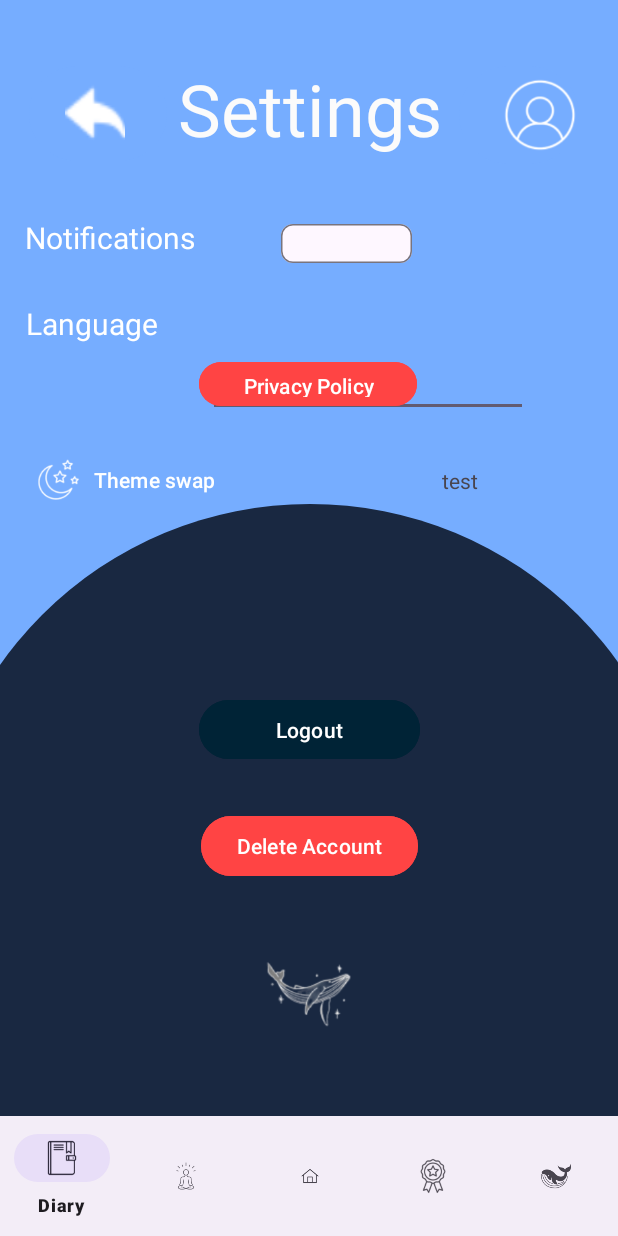
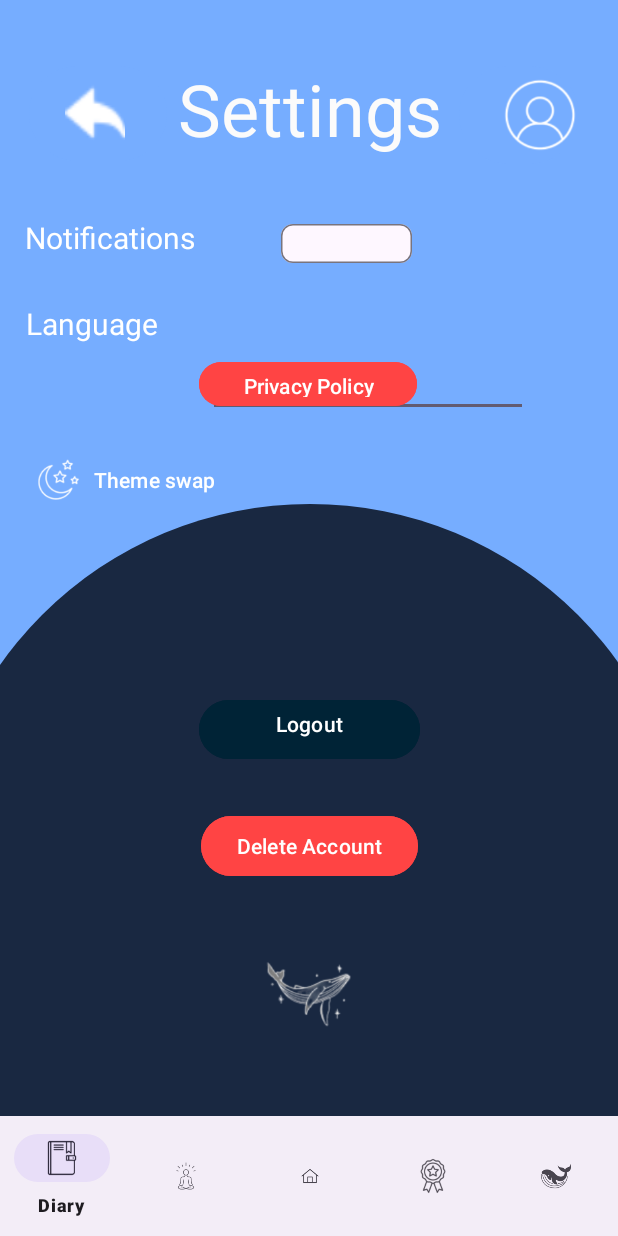
Before and after one commit to garthdp/MeditationMobileApp, an Android app built with Jetpack Compose: the Settings screen opened directly, with no data from a screen before it, on a phone screen of 412 x 824 dp. Run offline under Robolectric (Android 15) with nearby library versions, the phone set to English and light mode, and no system bars; our stand-ins replace Firebase (no records; nobody signed in at launch, a user with empty details on screens opened directly).

Commit message:
Stored all settings strings

```diff
--- a/app/src/main/res/layout/activity_settings.xml
+++ b/app/src/main/res/layout/activity_settings.xml
@@ -17,7 +17,7 @@
         android:layout_marginBottom="500dp"
         android:ems="10"
         android:inputType="text"
-        android:text="Name"
+        android:text="@string/Name"
         app:layout_constraintBottom_toBottomOf="parent"
         app:layout_constraintEnd_toEndOf="parent"
         app:layout_constraintStart_toStartOf="parent"
@@ -41,7 +41,7 @@
         android:layout_height="wrap_content"
         android:layout_marginTop="20dp"
         android:backgroundTint="@android:color/transparent"
-        android:text="Theme swap"
+        android:text="@string/Themeswap"
         app:icon="@drawable/ic_dark"
         app:iconSize="30dp"
         app:layout_constraintEnd_toEndOf="parent"
@@ -72,13 +72,13 @@
     </com.google.android.material.bottomnavigation.BottomNavigationView>
 
     <TextView
-        android:id="@+id/textView7"
+        android:id="@+id/lblSettings"
         android:layout_width="wrap_content"
         android:layout_height="wrap_content"
         android:layout_marginStart="118dp"
         android:layout_marginTop="40dp"
         android:layout_marginEnd="117dp"
-        android:text="Settings"
+        android:text= "@string/Setting"
         android:textColor="#FBFBFB"
         android:textSize="48sp"
         app:layout_constraintEnd_toEndOf="parent"
@@ -93,12 +93,12 @@
         android:layout_marginStart="16dp"
         android:layout_marginTop="40dp"
         android:layout_marginEnd="281dp"
-        android:text="Notifications"
+        android:text="@string/Notifications"
         android:textColor="#FFFFFF"
         android:textSize="20sp"
         app:layout_constraintEnd_toEndOf="parent"
         app:layout_constraintStart_toStartOf="parent"
-        app:layout_constraintTop_toBottomOf="@+id/textView7" />
+        app:layout_constraintTop_toBottomOf="@+id/lblSettings" />
 
     <com.google.android.material.chip.Chip
         android:id="@+id/chip"
@@ -117,7 +117,7 @@
         android:layout_height="37dp"
         android:layout_marginTop="8dp"
         android:backgroundTint="@android:color/holo_red_light"
-        android:text="Privacy Policy"
+        android:text="@string/PrivacyPolicy"
         android:textColor="#FFFFFF"
         app:layout_constraintEnd_toEndOf="parent"
         app:layout_constraintHorizontal_bias="0.497"
@@ -131,7 +131,7 @@
         android:layout_marginStart="16dp"
         android:layout_marginTop="30dp"
         android:layout_marginEnd="306dp"
-        android:text="Language"
+        android:text="@string/Language"
         android:textColor="#FFFFFF"
         android:textSize="20sp"
         app:layout_constraintEnd_toEndOf="parent"
@@ -146,7 +146,7 @@
         android:layout_marginTop="40dp"
         app:icon="@drawable/ic_return"
         app:iconSize="40dp"
-        app:layout_constraintEnd_toStartOf="@+id/textView7"
+        app:layout_constraintEnd_toStartOf="@+id/lblSettings"
         app:layout_constraintStart_toStartOf="parent"
         app:layout_constraintTop_toTopOf="parent" />
 
@@ -156,7 +156,7 @@
         android:layout_height="47dp"
         android:layout_marginBottom="30dp"
         android:backgroundTint="#002336"
-        android:text="Logout"
+        android:text="@string/Logout"
         app:layout_constraintBottom_toTopOf="@+id/btnDelete"
         app:layout_constraintEnd_toEndOf="parent"
         app:layout_constraintStart_toStartOf="parent" />
@@ -167,7 +167,7 @@
         android:layout_height="wrap_content"
         android:layout_marginBottom="30dp"
         android:backgroundTint="@android:color/holo_red_light"
-        android:text="Delete Account"
+        android:text="@string/DeleteAccount"
         app:layout_constraintBottom_toTopOf="@+id/semi_circle6"
         app:layout_constraintEnd_toEndOf="parent"
         app:layout_constraintStart_toStartOf="parent" />
@@ -185,18 +185,4 @@
         app:layout_constraintStart_toStartOf="parent"
         app:layout_constraintTop_toTopOf="parent" />
 
-    <TextView
-        android:id="@+id/textView8"
-        android:layout_width="wrap_content"
-        android:layout_height="wrap_content"
-        android:layout_marginStart="294dp"
-        android:layout_marginTop="264dp"
-        android:layout_marginEnd="93dp"
-        android:layout_marginBottom="448dp"
-        android:text="test"
-        app:layout_constraintBottom_toBottomOf="parent"
-        app:layout_constraintEnd_toEndOf="parent"
-        app:layout_constraintStart_toStartOf="parent"
-        app:layout_constraintTop_toTopOf="parent" />
-
 </androidx.constraintlayout.widget.ConstraintLayout>
--- a/app/src/main/res/values/strings.xml
+++ b/app/src/main/res/values/strings.xml
@@ -2,6 +2,14 @@
     <string name="app_name">OPSC_POE_PART_2</string>
     <string name="pick_color">Pick a Color</string>
     <string name="LanguageTest">Hi there my friend</string>
+    <string name="Setting">Settings</string>
+    <string name="Notifications">Notifications</string>
+    <string name="Language">Language</string>
+    <string name="Name">Name</string>
+    <string name="PrivacyPolicy">Privacy Policy</string>
+    <string name="Themeswap">Theme swap</string>
+    <string name="Logout">Logout\n</string>
+    <string name="DeleteAccount">Delete Account</string>
 
     <string-array name="color_options">
         <item>Red</item>
```
Also changed, not shown: app/src/main/java/com/example/opsc_poe_part_2/Settings.kt (+14 -0 lines), 1 other file.
